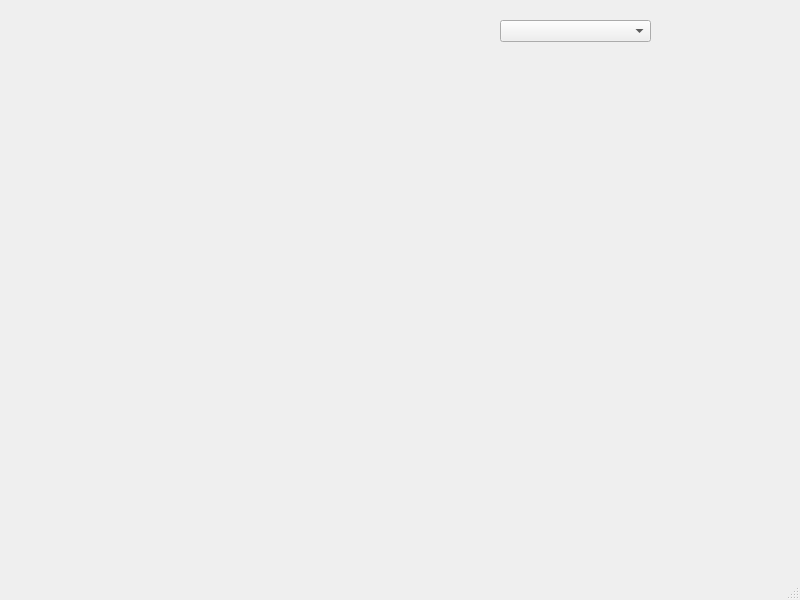
Qt form dis.ui (NotnaKO/individ_play) before a commit.
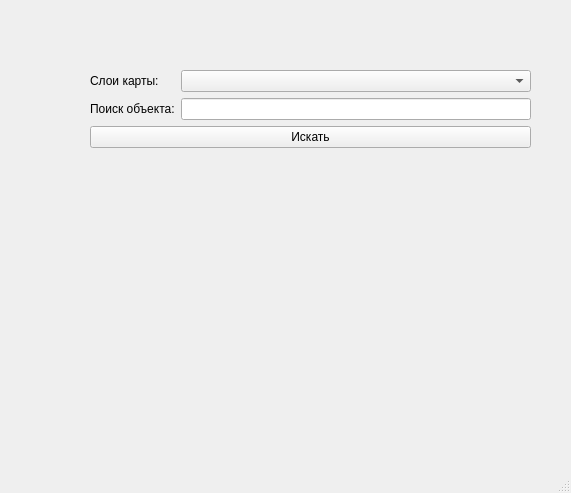
The same form after that commit.

What changed in the file:
```diff
--- a/dis.ui
+++ b/dis.ui
@@ -6,26 +6,56 @@
    <rect>
     <x>0</x>
     <y>0</y>
-    <width>800</width>
-    <height>600</height>
+    <width>571</width>
+    <height>493</height>
    </rect>
   </property>
   <property name="windowTitle">
    <string>MainWindow</string>
   </property>
   <widget class="QWidget" name="centralwidget">
-   <widget class="QComboBox" name="comboBox">
+   <widget class="QWidget" name="formLayoutWidget">
     <property name="geometry">
      <rect>
-      <x>500</x>
-      <y>20</y>
-      <width>151</width>
-      <height>22</height>
+      <x>90</x>
+      <y>70</y>
+      <width>441</width>
+      <height>351</height>
      </rect>
     </property>
-    <property name="currentText">
-     <string/>
-    </property>
+    <layout class="QFormLayout" name="formLayout">
+     <item row="0" column="0">
+      <widget class="QLabel" name="label">
+       <property name="text">
+        <string>Слои карты:</string>
+       </property>
+      </widget>
+     </item>
+     <item row="0" column="1">
+      <widget class="QComboBox" name="comboBox">
+       <property name="currentText">
+        <string/>
+       </property>
+      </widget>
+     </item>
+     <item row="1" column="1">
+      <widget class="QLineEdit" name="lineEdit"/>
+     </item>
+     <item row="1" column="0">
+      <widget class="QLabel" name="label_2">
+       <property name="text">
+        <string>Поиск объекта:</string>
+       </property>
+      </widget>
+     </item>
+     <item row="2" column="0" colspan="2">
+      <widget class="QPushButton" name="pushButton">
+       <property name="text">
+        <string>Искать</string>
+       </property>
+      </widget>
+     </item>
+    </layout>
    </widget>
   </widget>
   <widget class="QMenuBar" name="menubar">
```
Left out of the diff: 2 changed lines with no effect on the pictures.
